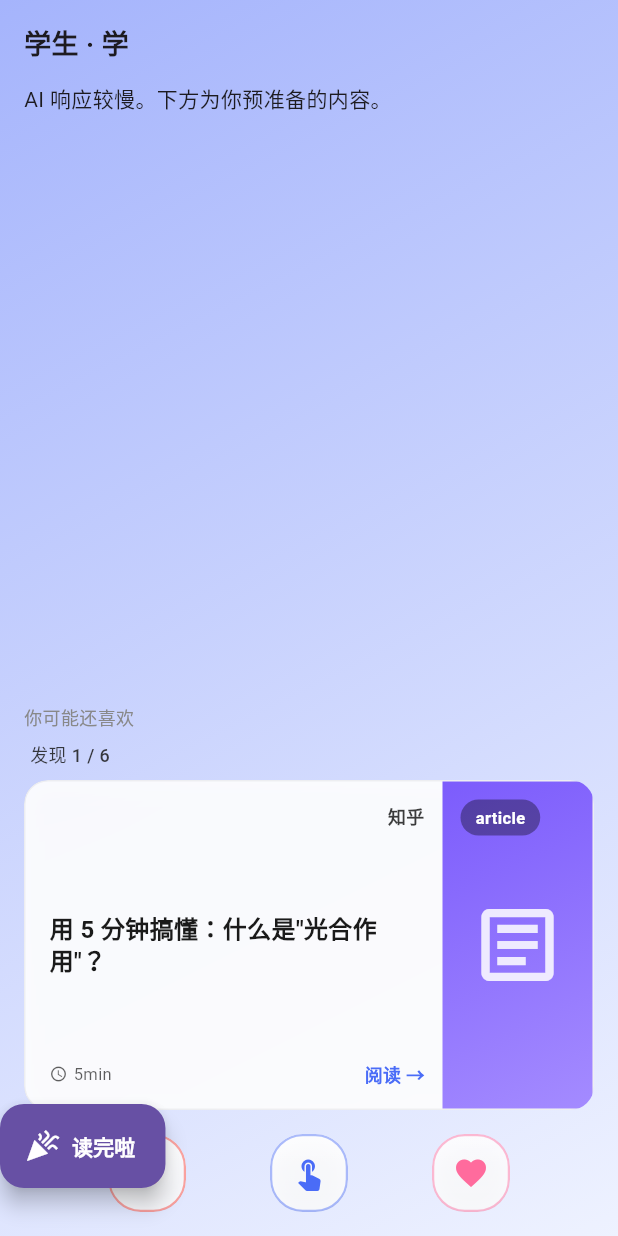
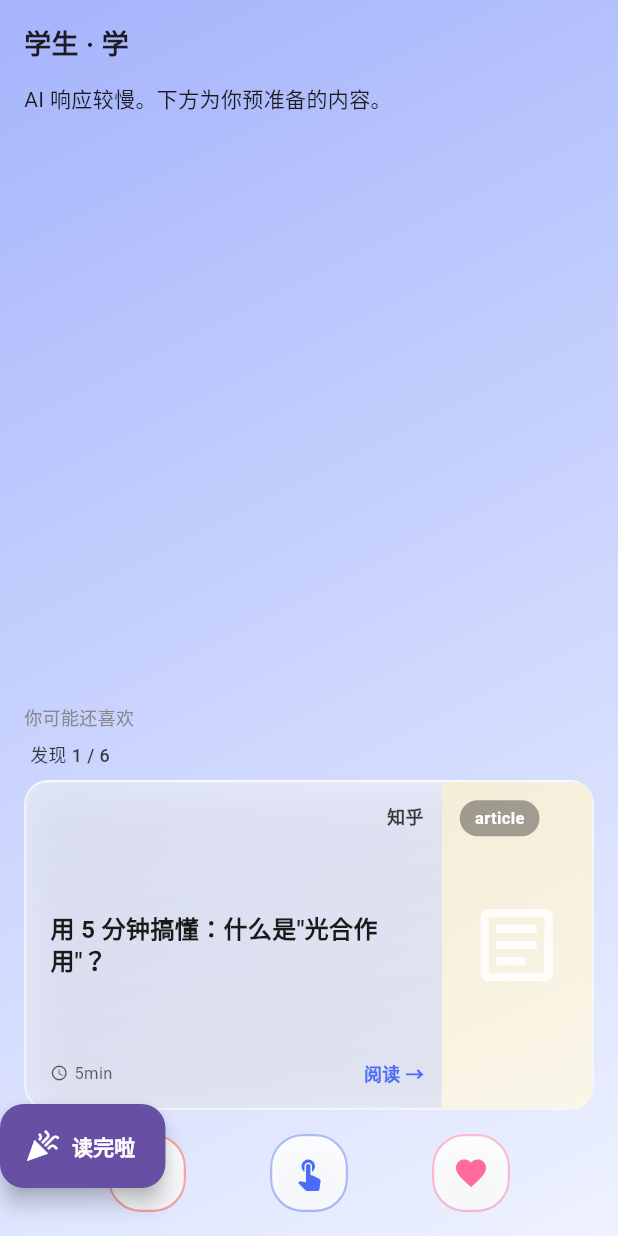
Before and after one commit to Ivan-ban998/fragment_time, a Flutter app: the ContentScreen screen opened directly, on a phone screen of 412 x 824 dp. Run offline on Flutter 3.47's test engine with Material 3 defaults, Android fonts, the phone set to English and light mode, and no system bars; our stand-ins replace just_audio, shared_preferences; missing offline and left inert: dart:html, dart:js_interop, dart:ui_web; accounts and stored records are empty; network calls fail.

Commit message:
style: 玻璃效果 + 浅米黄统色 (6/18 23:33 Brien 反馈)
- Brien 6/18 23:33 '玻璃效果, 加一加' + '样色统一下, 太深了'
- tinder _buildCard 容器装饰: Colors.white.withOpacity(0.9) 平涂白
  → GlassStyle.glassFrosted(opacity: 0.65, radius: 16) (白透+顶亮渐变+阴影)
  + 玻璃卡外加 1.2px 顶高光边 (模拟光打上沿)
- _gradForContent 5 个 contentType 渐变统一浅米黄 [F5EDD8, FAF6E8]
  之前 article [7C5CFC, A48BFF] / video [EA580C, FDBA74] / card [DB2777, FBCFE8]
  全部太深, 违反 6/15 颜色宪法 ≤ 400
  顺 36Kr 风格参考: 米黄底 + 区别靠小 icon, 不靠颜色
- flutter analyze 0 编译错 (修 glassFrosted dark 误传参)
- rebuild ?v=1781797239

🤖 协助 by 小O 🐙

```diff
--- a/lib/widgets/tinder_recommendation_stack.dart
+++ b/lib/widgets/tinder_recommendation_stack.dart
@@ -240,18 +240,20 @@ class _TinderRecommendationStackState extends State<TinderRecommendationStack>
       child: BackdropFilter(
         filter: ImageFilter.blur(sigmaX: 25, sigmaY: 25),
         child: Container(
-          decoration: BoxDecoration(
-            color: Colors.white.withOpacity(0.9),
+          // 6/18 改: 用 glassFrosted (白透 0.65 + 双层阴影 + 顶亮) 替平涂白 0.9
+          decoration: GlassStyle.glassFrosted(
+            opacity: 0.65,
+            radius: 16,
+          ),
+          // 6/18 改: 玻璃卡外加 1.2px 高光边 (liquidTopHighlight 顶亮弧)
+          foregroundDecoration: BoxDecoration(
             borderRadius: BorderRadius.circular(16),
-            border: Border.all(color: Colors.black.withOpacity(0.05), width: 1),
-            boxShadow: [
-              // 6/15 v2: 0 4 12 0.08 (Tinder 真实阴影)
-              BoxShadow(
-                color: Colors.black.withOpacity(0.08),
-                blurRadius: 12,
-                offset: const Offset(0, 4),
+            border: Border(
+              top: BorderSide(
+                color: Colors.white.withOpacity(isDark ? 0.20 : 0.50),
+                width: 1.2,
               ),
-            ],
+            ),
           ),
           child: Material(
             color: Colors.transparent,
@@ -385,15 +387,11 @@ class _TinderRecommendationStackState extends State<TinderRecommendationStack>
   }
 
   // 按内容类型给 2 色渐变
+  // 6/18 改: 渐变统色浅米黄 (顺 6/15 颜色宪法 ≤ 400 + 36Kr 风格)
+  // 全部 5 类型用同一对米黄: 深米 #F5EDD8 → 极浅米 #FAF6E8
+  // 区别靠小 icon (article/book, audio/headphones, video/play, short/flash, card/style)
   List<Color> _gradForContent(ContentItem item) {
-    switch (item.contentType.name) {
-      case 'article': return [const Color(0xFF7C5CFC), const Color(0xFFA48BFF)];
-      case 'audio':   return [const Color(0xFF0891B2), const Color(0xFF67E8F9)];
-      case 'video':   return [const Color(0xFFEA580C), const Color(0xFFFDBA74)];
-      case 'short':   return [const Color(0xFF16A34A), const Color(0xFF86EFAC)];
-      case 'card':    return [const Color(0xFFDB2777), const Color(0xFFFBCFE8)];
-      default:        return [const Color(0xFF6B7280), const Color(0xFFD1D5DB)];
-    }
+    return const [Color(0xFFF5EDD8), Color(0xFFFAF6E8)];
   }  Widget _buildActionRow(ContentItem item) {
     final btnSize = widget.isElderlyMode ? 64.0 : 52.0;
     final iconSize = widget.isElderlyMode ? 30.0 : 24.0;
```
